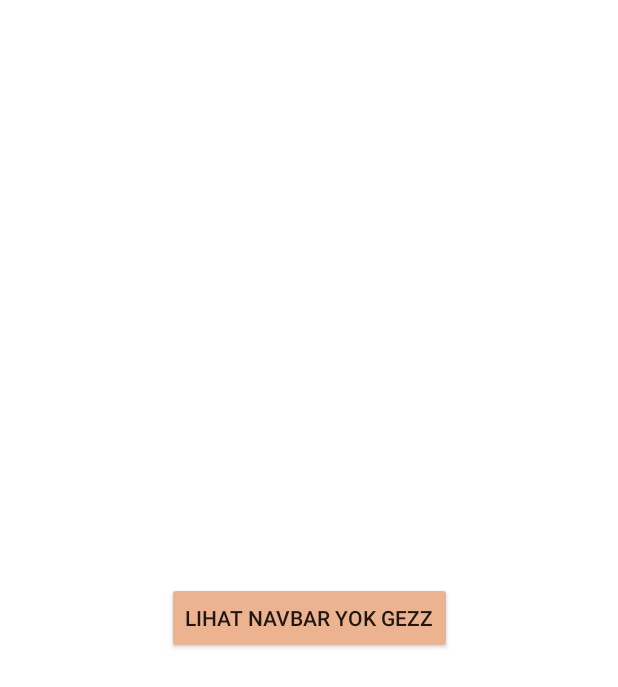
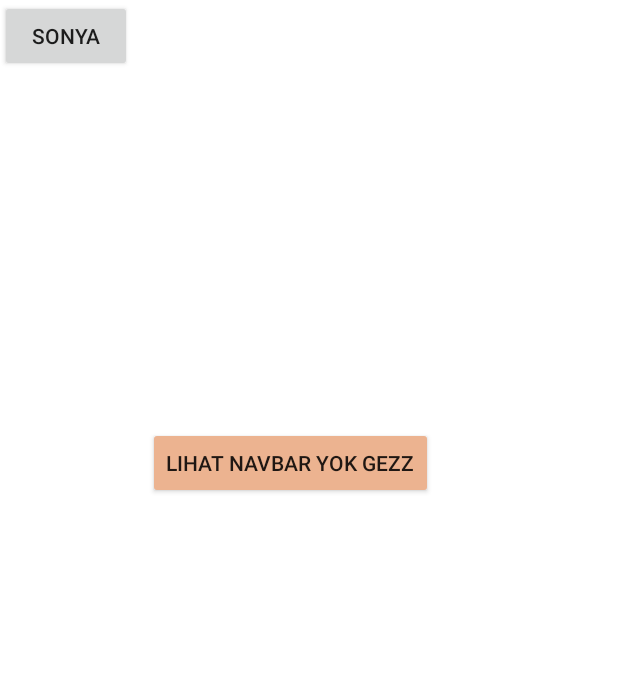
Before and after one commit to NadiraAdiva257/tubesPAB, an Android app: the screen it shows after launch (MainActivity), on a phone screen of 412 x 824 dp. Shown: the top 687 px of the screen. Run offline under Robolectric (Android 15) with nearby library versions, the phone set to English and light mode, and no system bars.

Commit message:
buat namaku di button

```diff
--- a/app/src/main/res/layout/activity_main.xml
+++ b/app/src/main/res/layout/activity_main.xml
@@ -11,13 +11,21 @@
         android:id="@+id/button"
         android:layout_width="wrap_content"
         android:layout_height="wrap_content"
+        android:backgroundTint="@color/cream"
+        android:text="lihat navbar yok gezz"
+        app:layout_constraintBottom_toBottomOf="parent"
+        app:layout_constraintEnd_toEndOf="parent"
+        app:layout_constraintHorizontal_bias="0.445"
         app:layout_constraintStart_toStartOf="parent"
-        app:layout_constraintEnd_toEndOf="parent"
-        app:layout_constraintBottom_toBottomOf="parent"
         app:layout_constraintTop_toTopOf="parent"
-        android:text="lihat navbar yok gezz"
-        tools:layout_editor_absoluteX="168dp"
-        tools:layout_editor_absoluteY="448dp"
-        android:backgroundTint="@color/cream"/>
+        app:layout_constraintVertical_bias="0.367" />
+
+    <Button
+        android:id="@+id/bt5"
+        android:layout_width="wrap_content"
+        android:layout_height="wrap_content"
+        android:text="SONYA"
+        tools:layout_editor_absoluteX="145dp"
+        tools:layout_editor_absoluteY="346dp" />
 
 </androidx.constraintlayout.widget.ConstraintLayout>
```
